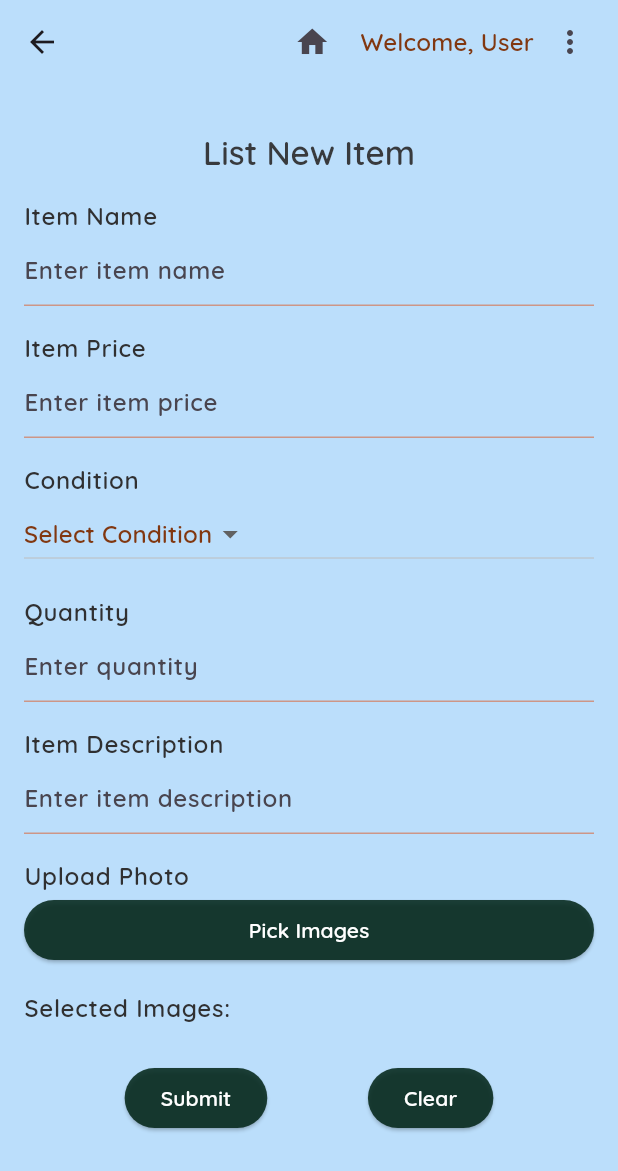
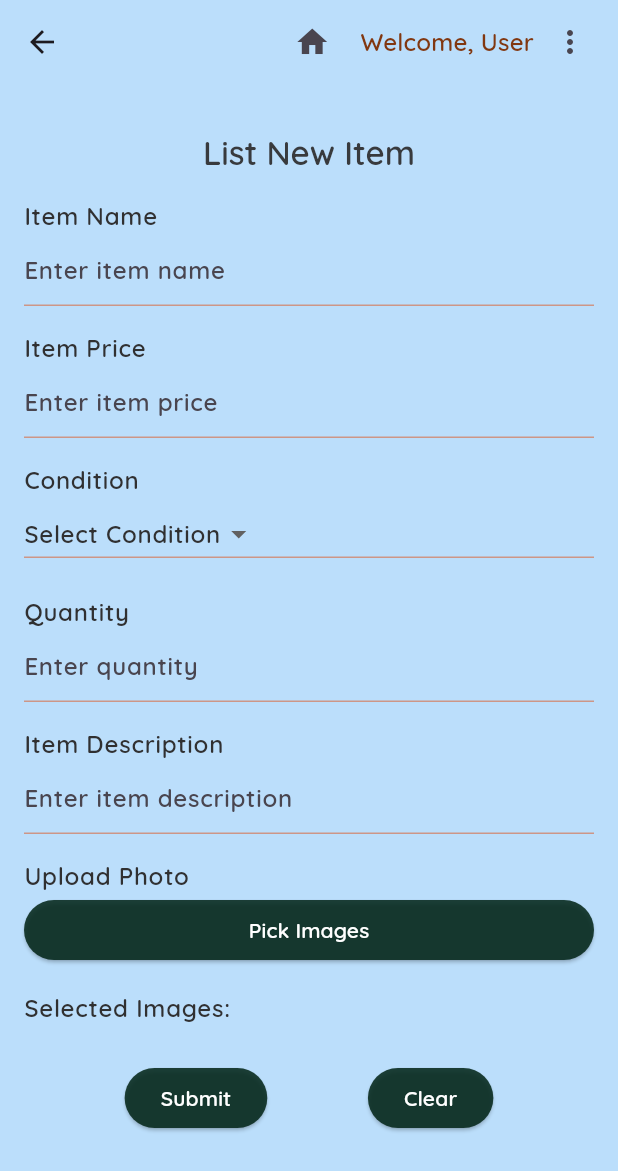
Before and after one commit to kingsley-aaron/MyCampusMarketplace_FrontEnd, a Flutter app: the HomeScreen screen opened directly, after a tap on "List New Item", on a phone screen of 412 x 824 dp. Shown: the top 1171 px of the screen. Run offline on Flutter 3.47's test engine with Material 3 defaults, Android fonts, the phone set to English and light mode, and no system bars; our stand-ins replace font_awesome_flutter, image_picker; statements that could not run were skipped.

Commit message:
Additional theme updates on for sale page  and list new item page

```diff
--- a/my_campus_marketplace_front_end/lib/Repositories/itemClient.dart
+++ b/my_campus_marketplace_front_end/lib/Repositories/itemClient.dart
@@ -278,7 +278,7 @@ class ItemClient {
             print(errorMessage);
             return items;
           }
-          return items;
+          //return items;
         } else {
           //determine error message based on API response
           if (data['reason'][0] == "server_error") {
--- a/my_campus_marketplace_front_end/lib/Views/listItem.dart
+++ b/my_campus_marketplace_front_end/lib/Views/listItem.dart
@@ -2,6 +2,7 @@ import 'dart:io';
 import 'package:flutter/material.dart';
 import 'package:mycampusmarketplace/Models/user.dart';
 import 'package:mycampusmarketplace/Repositories/itemClient.dart';
+import 'package:mycampusmarketplace/theme.dart';
 import '../main.dart' as m;
 import 'myListings.dart';
 import 'package:image_picker/image_picker.dart';
@@ -140,6 +141,11 @@ class _ListItemPageState extends State<ListItemPage> {
               controller: _itemNameController,
               decoration: InputDecoration(
                 hintText: 'Enter item name',
+                border: UnderlineInputBorder(
+                  borderSide: BorderSide(
+                    color: Color.fromARGB(219, 208, 138, 116),
+                  ),
+                ),
               ),
             ),
             SizedBox(height: 16.0),
@@ -148,6 +154,11 @@ class _ListItemPageState extends State<ListItemPage> {
               controller: _itemPriceController,
               decoration: InputDecoration(
                 hintText: 'Enter item price',
+                border: UnderlineInputBorder(
+                  borderSide: BorderSide(
+                    color: Color.fromARGB(219, 208, 138, 116),
+                  ),
+                ),
               ),
             ),
             SizedBox(height: 16.0),
@@ -159,28 +170,47 @@ class _ListItemPageState extends State<ListItemPage> {
                   _selectedConditionIndex = value!;
                 });
               },
-              items: <DropdownMenuItem<int>>[
+              items: [
                 DropdownMenuItem(
                   value: 0,
-                  child: Text('Select Condition'),
+                  child: Text(
+                    'Select Condition',
+                    style: Theme.of(context).textTheme.bodyLarge,
+                  ),
                 ),
                 DropdownMenuItem(
                   value: 1,
-                  child: Text('New'),
+                  child: Text(
+                    'New',
+                    style: Theme.of(context).textTheme.bodyLarge,
+                  ),
                 ),
                 DropdownMenuItem(
                   value: 2,
-                  child: Text('Used - Like New'),
+                  child: Text(
+                    'Used - Like New',
+                    style: Theme.of(context).textTheme.bodyLarge,
+                  ),
                 ),
                 DropdownMenuItem(
                   value: 3,
-                  child: Text('Used - Good'),
+                  child: Text(
+                    'Used - Good',
+                    style: Theme.of(context).textTheme.bodyLarge,
+                  ),
                 ),
                 DropdownMenuItem(
                   value: 4,
-                  child: Text('Used - Fair'),
+                  child: Text(
+                    'Used - Fair',
+                    style: Theme.of(context).textTheme.bodyLarge,
+                  ),
                 ),
               ],
+              underline: Container(
+                height: 1,
+                color: Color.fromARGB(219, 208, 138, 116),
+              ),
             ),
             SizedBox(height: 16.0),
             Text('Quantity',
@@ -192,6 +222,11 @@ class _ListItemPageState extends State<ListItemPage> {
               keyboardType: TextInputType.number,
               decoration: InputDecoration(
                 hintText: 'Enter quantity',
+                border: UnderlineInputBorder(
+                  borderSide: BorderSide(
+                    color: Color.fromARGB(219, 208, 138, 116),
+                  ),
+                ),
               ),
             ),
             SizedBox(height: 16.0),
@@ -202,6 +237,11 @@ class _ListItemPageState extends State<ListItemPage> {
               maxLines: null,
               decoration: InputDecoration(
                 hintText: 'Enter item description',
+                border: UnderlineInputBorder(
+                  borderSide: BorderSide(
+                    color: Color.fromARGB(219, 208, 138, 116),
+                  ),
+                ),
               ),
             ),
             SizedBox(height: 16.0),
--- a/my_campus_marketplace_front_end/lib/main.dart
+++ b/my_campus_marketplace_front_end/lib/main.dart
@@ -3,7 +3,6 @@ import 'package:mycampusmarketplace/Repositories/itemClient.dart';
 import 'package:mycampusmarketplace/Repositories/userClient.dart';
 import 'package:mycampusmarketplace/Views/loginview.dart';
 import 'package:mycampusmarketplace/Views/adminMain.dart';
-import 'package:mycampusmarketplace/homeview.dart';
 import 'dart:async';
 import 'theme.dart'; // Import your custom theme
 
```
Also changed, not shown: my_campus_marketplace_front_end/lib/Views/expandedSale.dart (+27 -9 lines), my_campus_marketplace_front_end/lib/Views/forSale.dart (+7 -3 lines), my_campus_marketplace_front_end/lib/Views/loginview.dart (+6 -4 lines), my_campus_marketplace_front_end/lib/theme.dart (+8 -0 lines).
